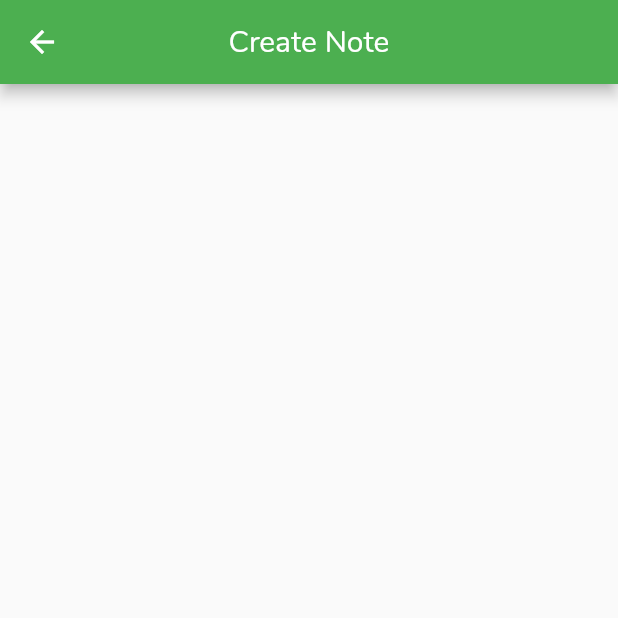
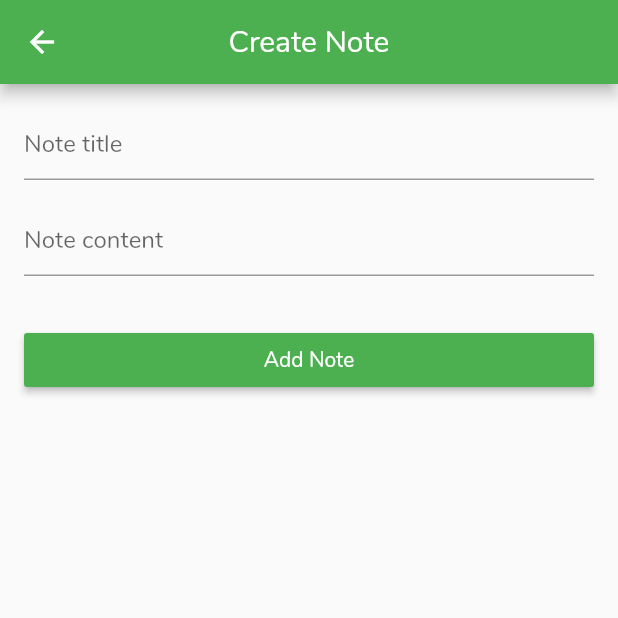
Before and after one commit to xaviranik/green_note, a Flutter app: the screen it shows after launch, after a tap on the "add" icon, on a phone screen of 412 x 824 dp, the top half of it. Run offline on Flutter 3.47's test engine with Material 2 defaults, Android fonts, the phone set to English and light mode, and no system bars.

Commit message:
Added: Modify note UI

```diff
--- a/lib/screens/home_screen.dart
+++ b/lib/screens/home_screen.dart
@@ -51,7 +51,7 @@ class HomeScreen extends StatelessWidget {
             return Container(
               decoration: BoxDecoration(color: Colors.white),
               padding: EdgeInsets.all(16.0),
-              margin: EdgeInsets.symmetric(horizontal: 16.0, vertical: 8.0),
+              margin: EdgeInsets.symmetric(horizontal: 0.0, vertical: 8.0),
               child: Column(
                 crossAxisAlignment: CrossAxisAlignment.start,
                 children: <Widget>[
--- a/lib/screens/note_modify_screen.dart
+++ b/lib/screens/note_modify_screen.dart
@@ -8,6 +8,36 @@ class NoteModifyScreen extends StatelessWidget {
         title: Text('Create Note'),
         centerTitle: true,
       ),
+      body: Padding(
+        padding: EdgeInsets.all(16.0),
+        child: Column(
+          children: <Widget>[
+            TextField(
+              decoration: InputDecoration(
+                hintText: 'Note title',
+              ),
+            ),
+            SizedBox(height: 16.0),
+            TextField(
+              decoration: InputDecoration(
+                hintText: 'Note content',
+              ),
+            ),
+            SizedBox(height: 32.0),
+            Container(
+              width: double.infinity,
+              child: RaisedButton(
+                onPressed: () {},
+                color: Theme.of(context).primaryColor,
+                child: Text(
+                  'Add Note',
+                  style: TextStyle(color: Colors.white),
+                ),
+              ),
+            ),
+          ],
+        ),
+      ),
     );
   }
 }
```
